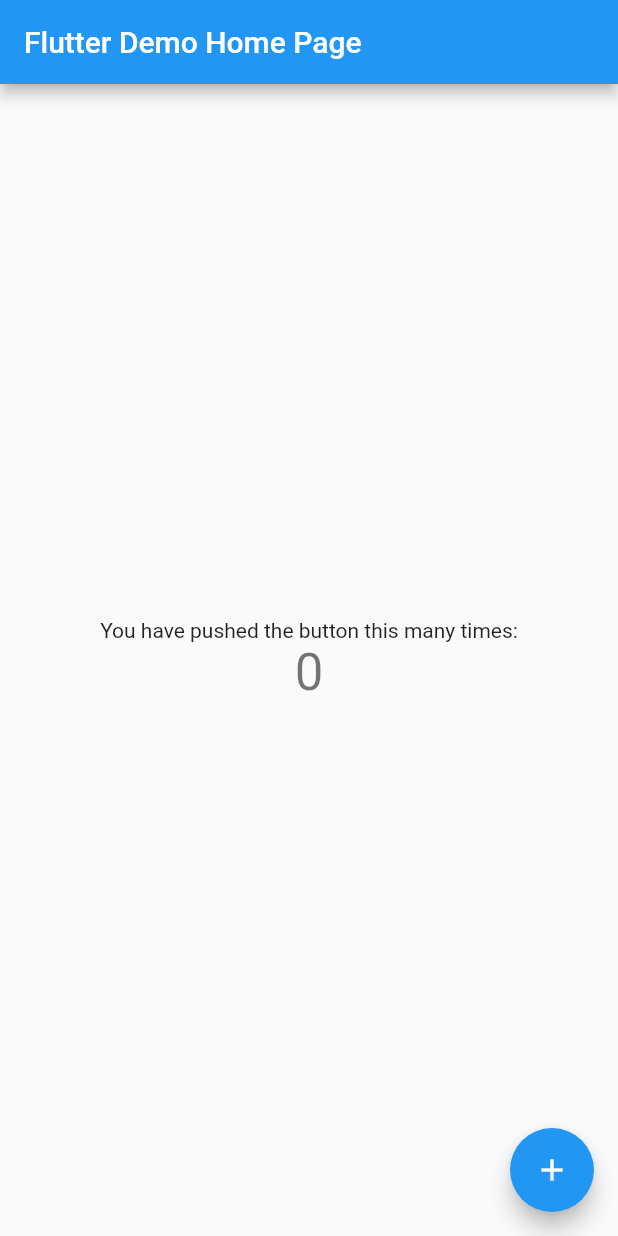
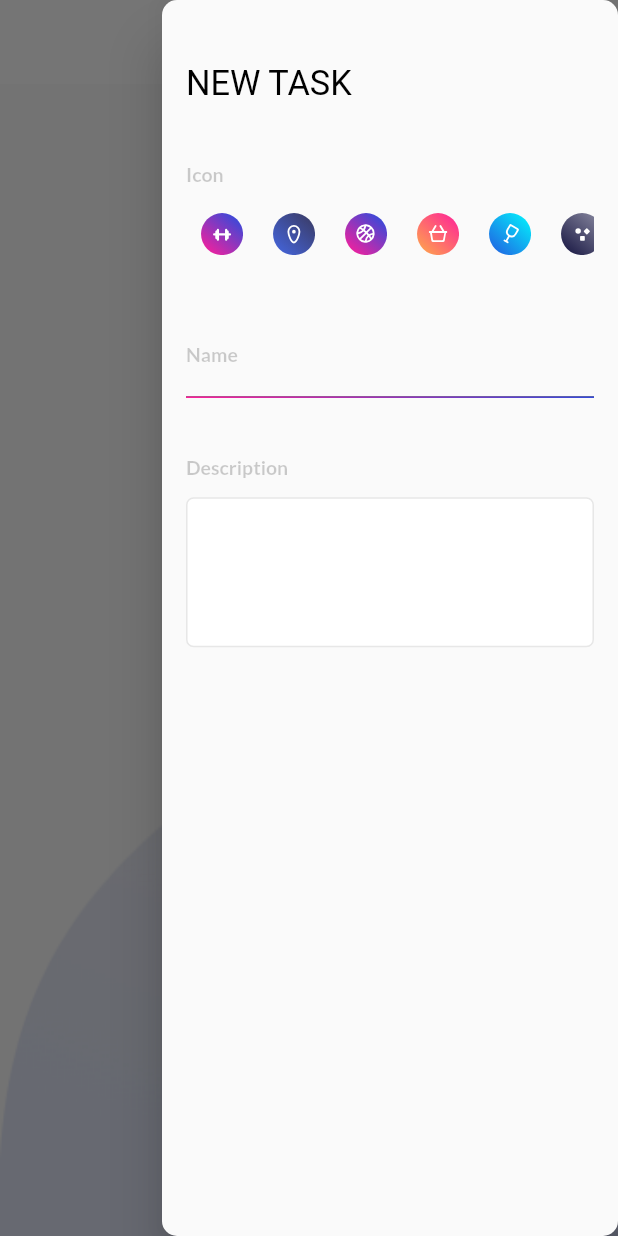
Before and after one commit to ahmadtaleb99/do_it, a Flutter app: the screen it shows after launch, with the side drawer open (before the commit the screen has no drawer), on a phone screen of 412 x 824 dp. Run offline on Flutter 3.47's test engine with Material 2 defaults, Android fonts, the phone set to English and light mode, and no system bars; our stand-ins replace flutter_screenutil, flutter_svg, google_fonts; Roboto replaces fonts that are missing (Baloo); statements that could not run were skipped.

Commit message:
'drawer_1'

```diff
--- a/lib/main.dart
+++ b/lib/main.dart
@@ -1,115 +1,37 @@
+
+import 'package:do_it/utils/AppRouter.dart';
+import 'package:do_it/utils/constants.dart';
 import 'package:flutter/material.dart';
+import 'package:flutter_screenutil/flutter_screenutil.dart';
 
 void main() {
-  runApp(const MyApp());
+  runApp(MyApp());
 }
 
+
+
 class MyApp extends StatelessWidget {
-  const MyApp({Key? key}) : super(key: key);
-
-  // This widget is the root of your application.
   @override
   Widget build(BuildContext context) {
-    return MaterialApp(
-      title: 'Flutter Demo',
-      theme: ThemeData(
-        // This is the theme of your application.
-        //
-        // Try running your application with "flutter run". You'll see the
-        // application has a blue toolbar. Then, without quitting the app, try
-        // changing the primarySwatch below to Colors.green and then invoke
-        // "hot reload" (press "r" in the console where you ran "flutter run",
-        // or simply save your changes to "hot reload" in a Flutter IDE).
-        // Notice that the counter didn't reset back to zero; the application
-        // is not restarted.
-        primarySwatch: Colors.blue,
-      ),
-      home: const MyHomePage(title: 'Flutter Demo Home Page'),
+     return ScreenUtilInit(
+      designSize: Size(360, 640),
+      minTextAdapt: true,
+      splitScreenMode: true,
+      builder: () =>
+          MaterialApp(
+            debugShowCheckedModeBanner: false,
+            builder: (context, widget) {
+              ScreenUtil.setContext(context);
+              return MediaQuery(
+                //Setting font does not change with system font size
+                data: MediaQuery.of(context).copyWith(textScaleFactor: 1.0),
+                child: widget!,
+              );
+            },
+            theme: kLightTheme,
+
+            onGenerateRoute: AppRouter.onGenerateRoute
+          ),
     );
   }
 }
-
-class MyHomePage extends StatefulWidget {
-  const MyHomePage({Key? key, required this.title}) : super(key: key);
-
-  // This widget is the home page of your application. It is stateful, meaning
-  // that it has a State object (defined below) that contains fields that affect
-  // how it looks.
-
-  // This class is the configuration for the state. It holds the values (in this
-  // case the title) provided by the parent (in this case the App widget) and
-  // used by the build method of the State. Fields in a Widget subclass are
-  // always marked "final".
-
-  final String title;
-
-  @override
-  State<MyHomePage> createState() => _MyHomePageState();
-}
-
-class _MyHomePageState extends State<MyHomePage> {
-  int _counter = 0;
-
-  void _incrementCounter() {
-    setState(() {
-      // This call to setState tells the Flutter framework that something has
-      // changed in this State, which causes it to rerun the build method below
-      // so that the display can reflect the updated values. If we changed
-      // _counter without calling setState(), then the build method would not be
-      // called again, and so nothing would appear to happen.
-      _counter++;
-    });
-  }
-
-  @override
-  Widget build(BuildContext context) {
-    // This method is rerun every time setState is called, for instance as done
-    // by the _incrementCounter method above.
-    //
-    // The Flutter framework has been optimized to make rerunning build methods
-    // fast, so that you can just rebuild anything that needs updating rather
-    // than having to individually change instances of widgets.
-    return Scaffold(
-      appBar: AppBar(
-        // Here we take the value from the MyHomePage object that was created by
-        // the App.build method, and use it to set our appbar title.
-        title: Text(widget.title),
-      ),
-      body: Center(
-        // Center is a layout widget. It takes a single child and positions it
-        // in the middle of the parent.
-        child: Column(
-          // Column is also a layout widget. It takes a list of children and
-          // arranges them vertically. By default, it sizes itself to fit its
-          // children horizontally, and tries to be as tall as its parent.
-          //
-          // Invoke "debug painting" (press "p" in the console, choose the
-          // "Toggle Debug Paint" action from the Flutter Inspector in Android
-          // Studio, or the "Toggle Debug Paint" command in Visual Studio Code)
-          // to see the wireframe for each widget.
-          //
-          // Column has various properties to control how it sizes itself and
-          // how it positions its children. Here we use mainAxisAlignment to
-          // center the children vertically; the main axis here is the vertical
-          // axis because Columns are vertical (the cross axis would be
-          // horizontal).
-          mainAxisAlignment: MainAxisAlignment.center,
-          children: <Widget>[
-            const Text(
-              'You have pushed the button this many times:',
-            ),
-            Text(
-              '$_counter',
-              style: Theme.of(context).textTheme.headline4,
-            ),
-          ],
-        ),
-      ),
-      floatingActionButton: FloatingActionButton(
-        onPressed: _incrementCounter,
-        tooltip: 'Increment',
-        child: const Icon(Icons.add),
-      ), // This trailing comma makes auto-formatting nicer for build methods.
-    );
-  }
-}
--- /dev/null
+++ b/lib/utils/AppRouter.dart
@@ -0,0 +1,20 @@
+import 'package:do_it/view/screens/list_screen.dart';
+import 'package:flutter/material.dart';
+
+class AppRouter {
+
+
+  static Route? onGenerateRoute (RouteSettings routeSettings){
+    switch (routeSettings.name) {
+      case '/' :
+        return MaterialPageRoute(builder: (_) {
+          return  ListScreen();
+        });
+        break;
+
+
+
+      default: return null;
+    }
+  }
+}
--- /dev/null
+++ b/lib/utils/constants.dart
@@ -0,0 +1,35 @@
+import 'package:flutter/material.dart';
+import 'package:flutter_screenutil/flutter_screenutil.dart';
+import 'package:flutter_svg/flutter_svg.dart';
+import 'package:google_fonts/google_fonts.dart';
+
+  ThemeData kLightTheme = ThemeData(
+    primaryColor: Colors.black,
+    backgroundColor: Colors.white,
+    brightness: Brightness.light,
+    appBarTheme:  AppBarTheme(color: Colors.white,
+    titleTextStyle:   GoogleFonts.baloo(fontSize: 20.sp,color: Colors.black)
+    ));
+
+
+ TextStyle kDrawerHeader =  GoogleFonts.lato(
+color: Colors.black.withOpacity(0.2),
+fontWeight: FontWeight.bold,
+fontSize: 13
+);
+
+
+ var iconsList = [
+   SvgPicture.asset('assets/images/gymIcon.svg'),
+   SvgPicture.asset('assets/images/locationIcon.svg'),
+   SvgPicture.asset('assets/images/sportIcon.svg'),
+   SvgPicture.asset('assets/images/shoppingIcon.svg'),
+   SvgPicture.asset('assets/images/partyIcon.svg'),
+   SvgPicture.asset('assets/images/otherIcon.svg'),
+ ];
+
+
+ const  kLinearGradient =LinearGradient(colors: [
+   Color(0xffFE1E9A),
+   Color(0xff254DDE)
+ ]);
--- /dev/null
+++ b/lib/view/screens/drawer.dart
@@ -0,0 +1,93 @@
+import 'package:do_it/utils/constants.dart';
+import 'package:do_it/view/widgets/NameTextField.dart';
+import 'package:do_it/view/widgets/TaskType.dart';
+import 'package:flutter/cupertino.dart';
+import 'package:flutter/material.dart';
+import 'package:flutter_screenutil/flutter_screenutil.dart';
+import 'package:google_fonts/google_fonts.dart';
+
+class DrawerWidget extends StatelessWidget {
+
+  const DrawerWidget({Key? key}) : super(key: key);
+
+  @override
+  Widget build(BuildContext context) {
+    return  Drawer(
+        shape: RoundedRectangleBorder(
+          borderRadius: BorderRadius.circular(10)
+        ),
+      child: Padding(
+        padding:  EdgeInsets.only(bottom :13.h,top: 33.h,right: 14.w,left: 14.w),
+        child: Container(
+          width: 255.w,
+          child: Column(
+            crossAxisAlignment: CrossAxisAlignment.start,
+            children: [
+               Text('NEW TASK',style: GoogleFonts.baloo(fontSize: 20.sp,color: Colors.black),),
+              SizedBox(height: 30.h,),
+              Container(
+                width: 250.w,
+                height: 62.h,
+                child: Column(
+                  crossAxisAlignment: CrossAxisAlignment.start,
+                  children: [
+                    Text(
+                      'Icon',
+                      style: kDrawerHeader,
+                    ),
+                    Expanded(
+                      child: Row(
+
+                        children: [
+                          TaskType(),
+                        ],
+                      ),
+                    )
+                  ],
+                ),
+              ),
+              SizedBox(height: 16.h,),
+              NameTextField(),
+              SizedBox(height: 30.h,),
+              Text(
+                'Description',
+                style: kDrawerHeader,
+              ),
+              SizedBox(height: 9  .h,),
+              TextField(
+                maxLines: 4,
+            textDirection: TextDirection.ltr,
+            decoration: InputDecoration(
+
+              contentPadding: EdgeInsets.all(12),
+              fillColor: Colors.white,
+              filled: true,
+              errorStyle: const TextStyle(),
+              hintStyle:  TextStyle(
+                  color: Colors.grey.withOpacity(0.250)
+              ),
+              enabledBorder: OutlineInputBorder(
+
+                  borderSide:  BorderSide(color: Colors.grey.withOpacity(0.250)),
+                  borderRadius: BorderRadius.circular(5)),
+              focusedBorder: OutlineInputBorder(
+                  borderSide:  BorderSide(color: Colors.grey.withOpacity(0.250)),
+                  borderRadius: BorderRadius.circular(5)),
+              errorBorder: OutlineInputBorder(
+                  borderSide:  BorderSide(color: Colors.grey.withOpacity(0.250)),
+                  borderRadius: BorderRadius.circular(5)),
+            ),
+          )
+
+
+
+
+            ],
+          ),
+        ),
+      ),
+      semanticLabel: 'NEW TASK',
+
+    );
+  }
+}
--- /dev/null
+++ b/lib/view/screens/list_screen.dart
@@ -0,0 +1,46 @@
+import 'package:do_it/view/screens/drawer.dart';
+import 'package:flutter/material.dart';
+import 'package:flutter_svg/flutter_svg.dart';
+import 'package:flutter_screenutil/flutter_screenutil.dart';
+
+class ListScreen extends StatelessWidget {
+  const ListScreen({Key? key}) : super(key: key);
+
+  @override
+  Widget build(BuildContext context) {
+    return Scaffold(
+
+      endDrawer: DrawerWidget(),
+      appBar: AppBar(
+        title: Text('TODO'),
+        centerTitle: true,
+        actions: [
+          Builder(
+            builder: (context) {
+              return IconButton(onPressed: (){
+                Scaffold.of(context).openEndDrawer();
+              }, icon: SvgPicture.asset('assets/images/drawer_ico.svg',width: 23.w,height: 24.h,fit: BoxFit.scaleDown,));
+            }
+          )
+        ],
+        elevation: 0,
+
+        // leading: ,
+
+      ),
+
+      body: SizedBox(
+          width: double.infinity,
+          height: double.infinity,
+        // decoration: BoxDecoration(
+        //   image: DecorationImage(
+        //     image: AssetImage('assets/images/background.png')
+        //
+        //   ),
+        //
+        // ),
+        child: Image.asset('assets/images/background.png',fit: BoxFit.fill,),
+      ),
+    );
+  }
+}
--- /dev/null
+++ b/lib/view/widgets/NameTextField.dart
@@ -0,0 +1,40 @@
+import 'package:do_it/utils/constants.dart';
+import 'package:flutter/material.dart';
+import 'package:flutter_screenutil/flutter_screenutil.dart';
+
+class NameTextField extends StatelessWidget {
+  const NameTextField({Key? key}) : super(key: key);
+
+  @override
+  Widget build(BuildContext context) {
+    return Stack(
+      children: [
+        TextField(
+
+          decoration: InputDecoration(
+            enabledBorder: UnderlineInputBorder(
+              borderSide: BorderSide(color:Colors.black ),
+            ),
+            focusedBorder: UnderlineInputBorder(
+              borderSide: BorderSide(color: Colors.black),
+            ),
+            label: Text('Name'),
+            labelStyle: kDrawerHeader,
+          ),
+
+
+        ),
+        Positioned(
+          bottom: -1,
+          child: Container(
+            width: 255.w,
+            height: 2,
+            decoration: BoxDecoration(
+                gradient: kLinearGradient
+            ),
+          ),
+        )
+      ],
+    );
+  }
+}
--- /dev/null
+++ b/lib/view/widgets/TaskType.dart
@@ -0,0 +1,18 @@
+import 'package:do_it/utils/constants.dart';
+import 'package:flutter/material.dart';
+import 'package:flutter_screenutil/flutter_screenutil.dart';
+
+class TaskType extends StatelessWidget {
+  const TaskType({Key? key}) : super(key: key);
+
+  @override
+  Widget build(BuildContext context) {
+    return Expanded(
+      child: ListView.builder(scrollDirection :Axis.horizontal,itemBuilder: ( context, int index) {
+        return IconButton(onPressed: (){
+
+        }, icon: iconsList[index] );
+      },  itemCount: 6,),
+    );
+  }
+}
```
Also changed, not shown: pubspec.yaml (+12 -52 lines), assets/images/1.svg (added), assets/images/background.png (added), assets/images/drawer_ico.svg (added), assets/images/gymIcon.svg (added), assets/images/locationIcon.svg (added), assets/images/otherIcon.svg (added), assets/images/partyIcon.svg (added), assets/images/s.svg (added), assets/images/sad.svg (added), assets/images/shoppingIcon.svg (added), assets/images/sportIcon.svg (added), pubspec.lock, 1 other file.
